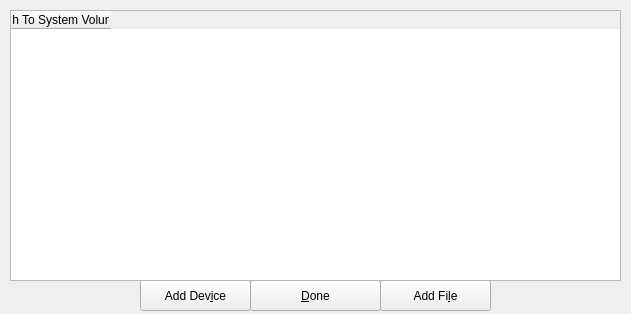
Old version of the form zuluCrypt-gui/managesystemvolumes.ui in the repository mhogomchungu/zuluCrypt.
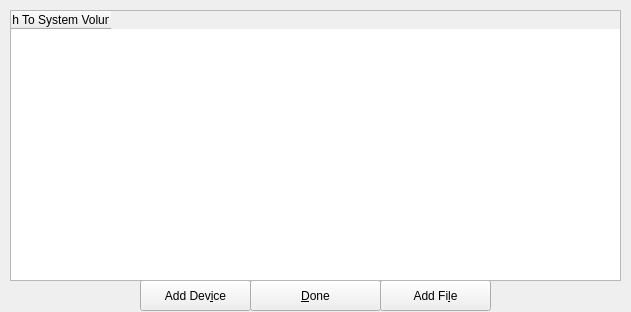
New version of the form.

Diff of the .ui file:
```diff
--- a/zuluCrypt-gui/managesystemvolumes.ui
+++ b/zuluCrypt-gui/managesystemvolumes.ui
@@ -10,7 +10,7 @@
     <x>0</x>
     <y>0</y>
     <width>631</width>
-    <height>314</height>
+    <height>312</height>
    </rect>
   </property>
   <property name="windowTitle">
```
